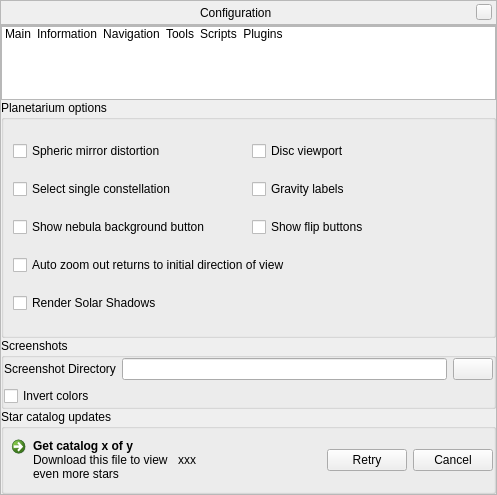
First picture: the form in src/gui/configurationDialog.ui, repository 519984307/stellarium_src, before the edit.
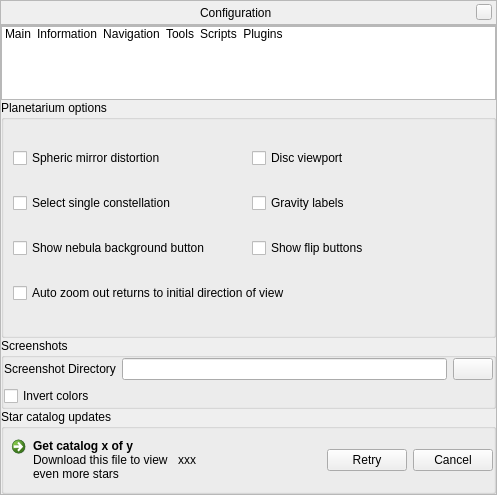
Second picture: the form after the edit. The open tabs and pages were chosen to show the change. Icons and pictures are not drawn. Custom widgets are drawn as their Qt base class.

Diff of the .ui file:
```diff
--- a/src/gui/configurationDialog.ui
+++ b/src/gui/configurationDialog.ui
@@ -1121,16 +1121,6 @@
                </property>
               </widget>
              </item>
-             <item row="4" column="0">
-              <widget class="QCheckBox" name="renderSolarShadowsCheckbox">
-               <property name="toolTip">
-                <string>Display solar shadows on planets and moons (For that feature needed OpenGL version 2 or higher)</string>
-               </property>
-               <property name="text">
-                <string>Render Solar Shadows</string>
-               </property>
-              </widget>
-             </item>
             </layout>
            </widget>
           </item>
```
Left out of the diff: 1 changed line with no effect on the pictures.
